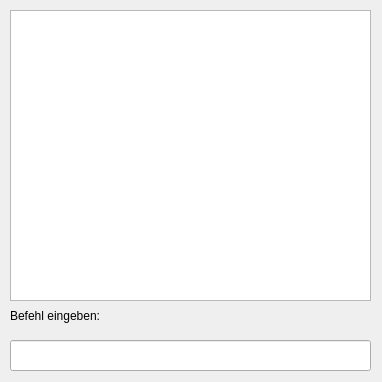
Before: the Qt Designer form linbo_gui/linboConsole.ui in linuxmuster/linuxmuster-linbo, drawn with Qt 5.
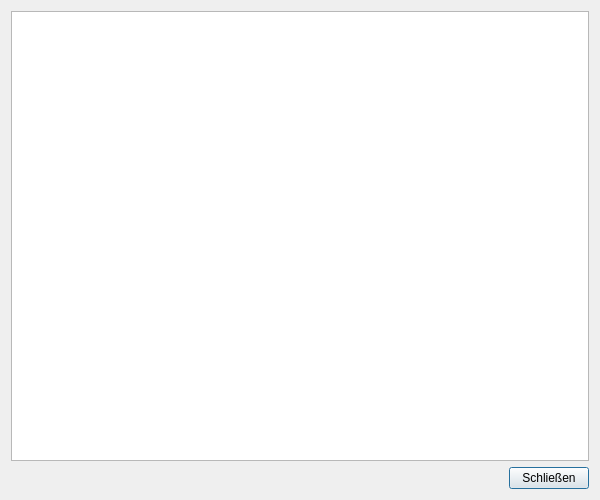
After: the same form once the commit is applied. Custom widgets are drawn as their Qt base class.

Commit message: add new console widget displaying content of interactive bash

Patch:
```diff
--- a/linbo_gui/linboConsole.ui
+++ b/linbo_gui/linboConsole.ui
@@ -1,67 +1,79 @@
 <?xml version="1.0" encoding="UTF-8"?>
 <ui version="4.0">
  <class>linboConsole</class>
- <widget class="QWidget" name="linboConsole">
+ <widget class="QDialog" name="linboConsole">
   <property name="geometry">
    <rect>
     <x>0</x>
     <y>0</y>
-    <width>382</width>
-    <height>382</height>
+    <width>600</width>
+    <height>500</height>
    </rect>
   </property>
+  <property name="minimumSize">
+   <size>
+    <width>600</width>
+    <height>500</height>
+   </size>
+  </property>
   <property name="windowTitle">
    <string>Console</string>
   </property>
-  <widget class="QLabel" name="textLabel1">
-   <property name="geometry">
-    <rect>
-     <x>10</x>
-     <y>300</y>
-     <width>161</width>
-     <height>31</height>
-    </rect>
-   </property>
-   <property name="text">
-    <string>Befehl eingeben:</string>
-   </property>
-   <property name="wordWrap">
-    <bool>false</bool>
-   </property>
-  </widget>
-  <widget class="QLineEdit" name="input">
-   <property name="geometry">
-    <rect>
-     <x>10</x>
-     <y>340</y>
-     <width>361</width>
-     <height>31</height>
-    </rect>
-   </property>
-   <property name="font">
-    <font>
-     <family>DejaVu Sans</family>
-    </font>
-   </property>
-  </widget>
-  <widget class="QTextBrowser" name="output">
-   <property name="geometry">
-    <rect>
-     <x>10</x>
-     <y>10</y>
-     <width>361</width>
-     <height>291</height>
-    </rect>
-   </property>
-   <property name="font">
-    <font>
-     <family>DejaVu Sans</family>
-    </font>
-   </property>
-  </widget>
+  <layout class="QVBoxLayout" name="verticalLayout_2">
+   <item>
+    <layout class="QVBoxLayout" name="verticalLayout">
+     <item>
+      <widget class="ConsoleWidget" name="output">
+       <property name="font">
+        <font>
+         <family>DejaVu Sans</family>
+        </font>
+       </property>
+      </widget>
+     </item>
+     <item>
+      <layout class="QHBoxLayout" name="horizontalLayout">
+       <item>
+        <spacer name="horizontalSpacer">
+         <property name="orientation">
+          <enum>Qt::Horizontal</enum>
+         </property>
+         <property name="sizeHint" stdset="0">
+          <size>
+           <width>40</width>
+           <height>20</height>
+          </size>
+         </property>
+        </spacer>
+       </item>
+       <item>
+        <widget class="QPushButton" name="pushButton">
+         <property name="text">
+          <string>Schließen</string>
+         </property>
+         <property name="autoDefault">
+          <bool>true</bool>
+         </property>
+         <property name="default">
+          <bool>true</bool>
+         </property>
+        </widget>
+       </item>
+      </layout>
+     </item>
+    </layout>
+   </item>
+  </layout>
  </widget>
  <layoutdefault spacing="6" margin="11"/>
  <pixmapfunction>qPixmapFromMimeSource</pixmapfunction>
+ <customwidgets>
+  <customwidget>
+   <class>ConsoleWidget</class>
+   <extends>QPlainTextEdit</extends>
+   <header>consolewidget.h</header>
+  </customwidget>
+ </customwidgets>
  <resources/>
  <connections/>
 </ui>
```
The commit also changes 7 other files.
